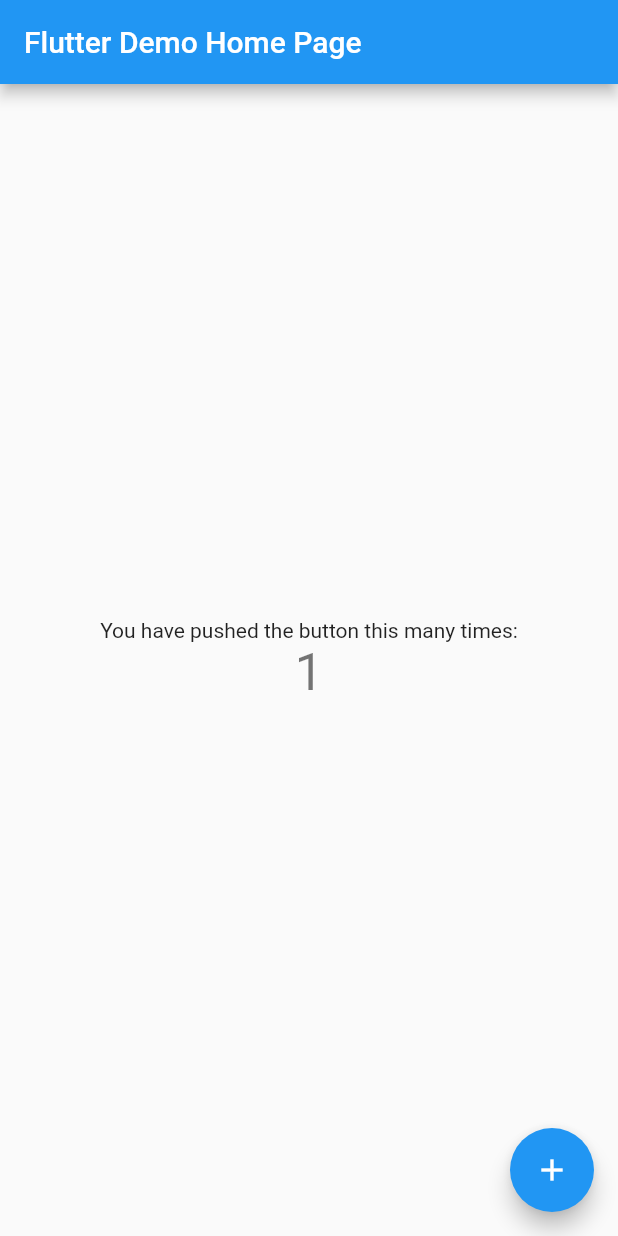
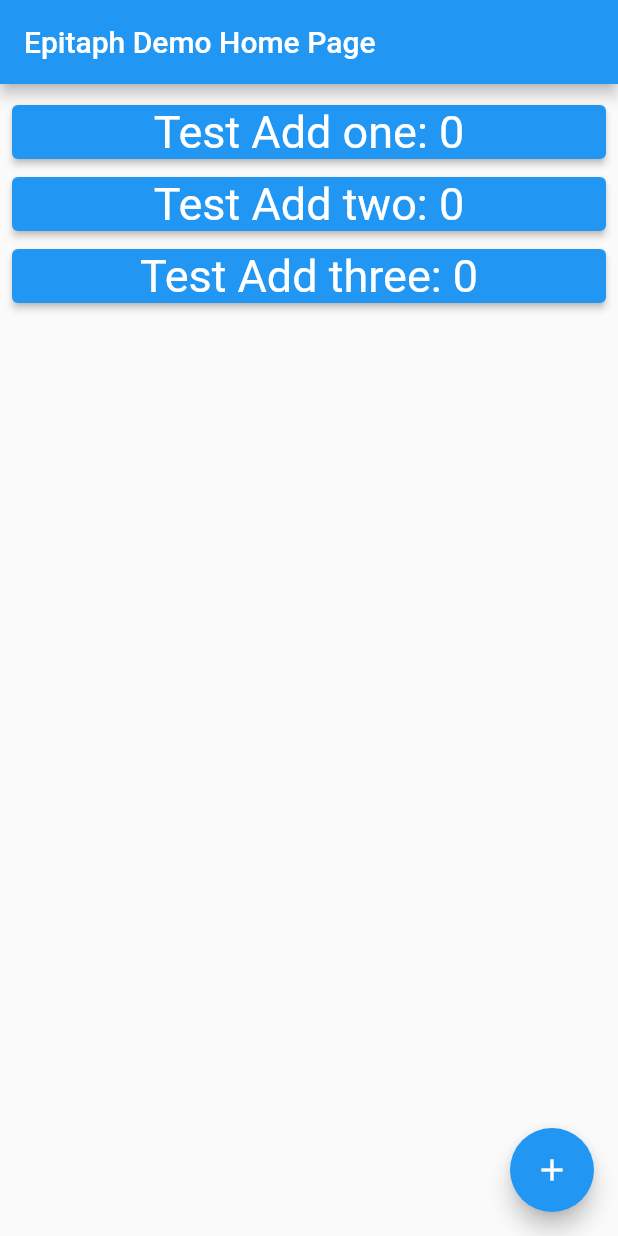
Before and after one commit to it-at-m/epitaph_ips, a Flutter app: the screen it shows after launch, after a tap on the "add" icon, on a phone screen of 412 x 824 dp. Run offline on Flutter 3.47's test engine with Material 2 defaults, Android fonts, the phone set to English and light mode, and no system bars.

Commit message:
First example App

```diff
--- a/example/lib/main.dart
+++ b/example/lib/main.dart
@@ -1,3 +1,4 @@
+import 'package:epitaph_ips/epitaph_ips.dart';
 import 'package:flutter/material.dart';
 
 void main() {
@@ -11,35 +12,15 @@ class MyApp extends StatelessWidget {
   @override
   Widget build(BuildContext context) {
     return MaterialApp(
-      title: 'Flutter Demo',
-      theme: ThemeData(
-        // This is the theme of your application.
-        //
-        // Try running your application with "flutter run". You'll see the
-        // application has a blue toolbar. Then, without quitting the app, try
-        // changing the primarySwatch below to Colors.green and then invoke
-        // "hot reload" (press "r" in the console where you ran "flutter run",
-        // or simply save your changes to "hot reload" in a Flutter IDE).
-        // Notice that the counter didn't reset back to zero; the application
-        // is not restarted.
-        primarySwatch: Colors.blue,
-      ),
-      home: const MyHomePage(title: 'Flutter Demo Home Page'),
+      title: 'Epitaph Demo',
+      theme: ThemeData(),
+      home: const MyHomePage(title: 'Epitaph Demo Home Page'),
     );
   }
 }
 
 class MyHomePage extends StatefulWidget {
   const MyHomePage({Key? key, required this.title}) : super(key: key);
-
-  // This widget is the home page of your application. It is stateful, meaning
-  // that it has a State object (defined below) that contains fields that affect
-  // how it looks.
-
-  // This class is the configuration for the state. It holds the values (in this
-  // case the title) provided by the parent (in this case the App widget) and
-  // used by the build method of the State. Fields in a Widget subclass are
-  // always marked "final".
 
   final String title;
 
@@ -48,68 +29,44 @@ class MyHomePage extends StatefulWidget {
 }
 
 class _MyHomePageState extends State<MyHomePage> {
-  int _counter = 0;
 
-  void _incrementCounter() {
+
+  final List<String> _epitaphAPI = <String>["Add one", "Add two", "Add three"];
+  final List _epitaphCalls = [Calculator().addOne, Calculator().addTwo, Calculator().addThree];
+  final List _outputs = [0, 0, 0];
+
+  void _doNothing(){
+    // stub
+  }
+
+  _incrementCounter(int i) {
     setState(() {
-      // This call to setState tells the Flutter framework that something has
-      // changed in this State, which causes it to rerun the build method below
-      // so that the display can reflect the updated values. If we changed
-      // _counter without calling setState(), then the build method would not be
-      // called again, and so nothing would appear to happen.
-      _counter++;
+      _outputs[i] = _epitaphCalls[i](_outputs[i]);
     });
   }
 
   @override
   Widget build(BuildContext context) {
-    // This method is rerun every time setState is called, for instance as done
-    // by the _incrementCounter method above.
-    //
-    // The Flutter framework has been optimized to make rerunning build methods
-    // fast, so that you can just rebuild anything that needs updating rather
-    // than having to individually change instances of widgets.
     return Scaffold(
       appBar: AppBar(
-        // Here we take the value from the MyHomePage object that was created by
-        // the App.build method, and use it to set our appbar title.
         title: Text(widget.title),
       ),
-      body: Center(
-        // Center is a layout widget. It takes a single child and positions it
-        // in the middle of the parent.
-        child: Column(
-          // Column is also a layout widget. It takes a list of children and
-          // arranges them vertically. By default, it sizes itself to fit its
-          // children horizontally, and tries to be as tall as its parent.
-          //
-          // Invoke "debug painting" (press "p" in the console, choose the
-          // "Toggle Debug Paint" action from the Flutter Inspector in Android
-          // Studio, or the "Toggle Debug Paint" command in Visual Studio Code)
-          // to see the wireframe for each widget.
-          //
-          // Column has various properties to control how it sizes itself and
-          // how it positions its children. Here we use mainAxisAlignment to
-          // center the children vertically; the main axis here is the vertical
-          // axis because Columns are vertical (the cross axis would be
-          // horizontal).
-          mainAxisAlignment: MainAxisAlignment.center,
-          children: <Widget>[
-            const Text(
-              'You have pushed the button this many times:',
-            ),
-            Text(
-              '$_counter',
-              style: Theme.of(context).textTheme.headline4,
-            ),
-          ],
-        ),
-      ),
+      body: ListView.builder(
+          padding: const EdgeInsets.all(8),
+          itemCount: _outputs.length,
+          itemBuilder: (BuildContext context, int index) {
+            final ButtonStyle style = ElevatedButton.styleFrom(textStyle: const TextStyle(fontSize: 30, color: Colors.white));
+            return ElevatedButton(
+              onPressed: () => _incrementCounter(index),
+              style: style,
+              child: Text("Test ${_epitaphAPI[index]}: " + _outputs[index].toString()),
+            );
+          }),
       floatingActionButton: FloatingActionButton(
-        onPressed: _incrementCounter,
+        onPressed: _doNothing,
         tooltip: 'Increment',
         child: const Icon(Icons.add),
-      ), // This trailing comma makes auto-formatting nicer for build methods.
+      ),
     );
   }
 }
--- a/example/pubspec.yaml
+++ b/example/pubspec.yaml
@@ -29,6 +29,8 @@ environment:
 dependencies:
   flutter:
     sdk: flutter
+  epitaph_ips:
+    path: ../../epitaph_ips
 
 
   # The following adds the Cupertino Icons font to your application.
--- a/lib/epitaph_ips.dart
+++ b/lib/epitaph_ips.dart
@@ -4,4 +4,6 @@ library epitaph_ips;
 class Calculator {
   /// Returns [value] plus 1.
   int addOne(int value) => value + 1;
+  int addTwo(int value) => value + 2;
+  int addThree(int value) => value + 3;
 }
```
Also changed, not shown: example/images/Screenshot_20220329_162641.png (added), example/images/Screenshot_20220329_163204.png (added), 1 other file.
